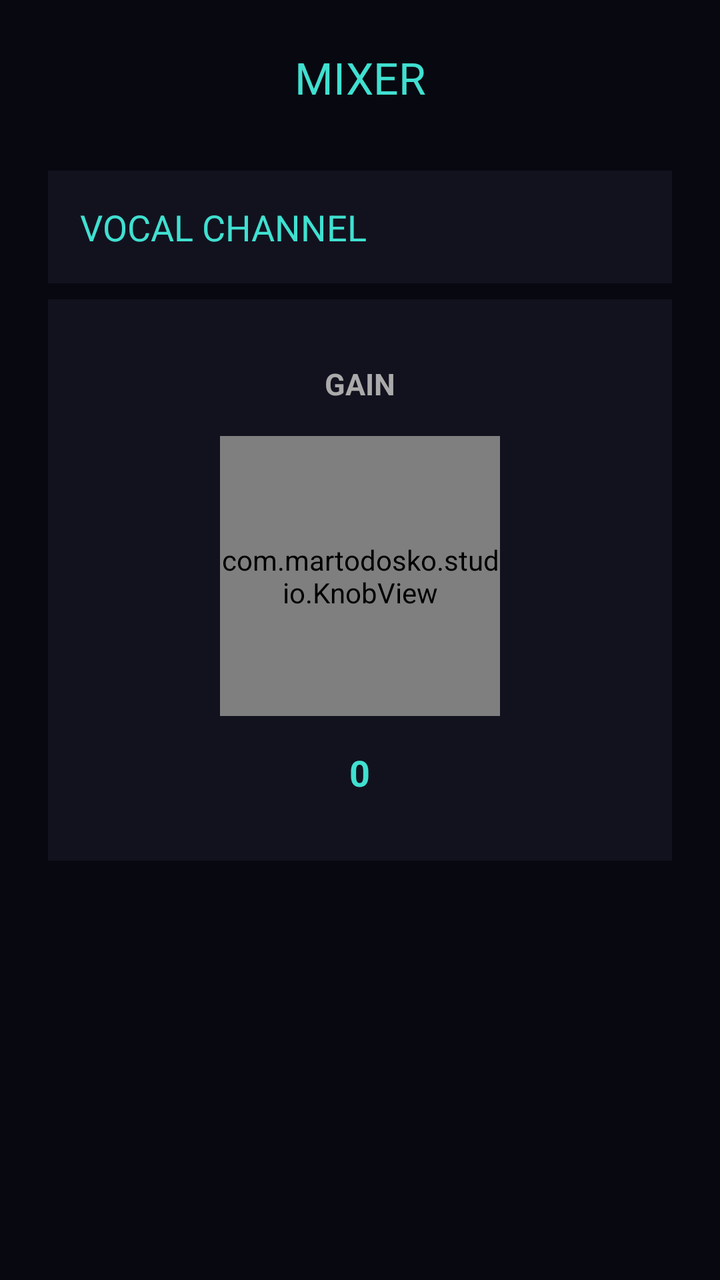
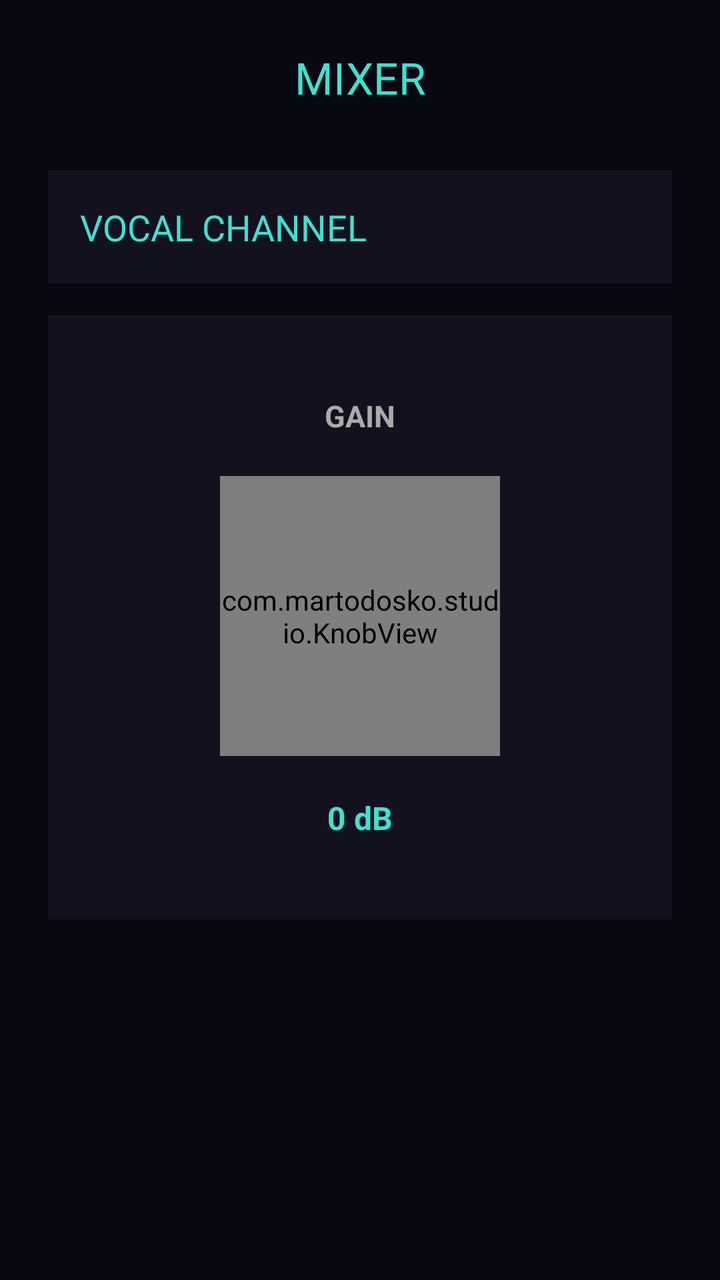

Before-and-after screenshots of an Android layout around one commit, followed by the original layout XML and the change that was made.
<!-- AndroidManifest.xml: activity theme Theme.AppCompat.Light.NoActionBar -->
<!-- res/layout/activity_mixer.xml -->
<?xml version="1.0" encoding="utf-8"?>
<ScrollView xmlns:android="http://schemas.android.com/apk/res/android"
    android:layout_width="match_parent"
    android:layout_height="match_parent"
    android:background="#080810"
    android:fillViewport="true">
    <LinearLayout
        android:layout_width="match_parent"
        android:layout_height="wrap_content"
        android:orientation="vertical"
        android:padding="24dp">

        <TextView
            android:layout_width="match_parent"
            android:layout_height="wrap_content"
            android:text="MIXER"
            android:textColor="#40E0D0"
            android:textSize="22sp"
            android:gravity="center"
            android:paddingBottom="32dp"/>

        <TextView
            android:layout_width="match_parent"
            android:layout_height="wrap_content"
            android:text="VOCAL CHANNEL"
            android:textColor="#40E0D0"
            android:textSize="18sp"
            android:padding="16dp"
            android:background="#12121F"/>

        <LinearLayout
            android:layout_width="match_parent"
            android:layout_height="wrap_content"
            android:orientation="vertical"
            android:gravity="center_horizontal"
            android:padding="32dp"
            android:layout_marginTop="8dp"
            android:background="#12121F">

            <TextView
                android:layout_width="wrap_content"
                android:layout_height="wrap_content"
                android:text="GAIN"
                android:textColor="#AAAAAA"
                android:textSize="15sp"
                android:textStyle="bold"
                android:layout_marginBottom="16dp"/>

            
            <com.martodosko.studio.KnobView
                android:id="@+id/knob_gain"
                android:layout_width="140dp"
                android:layout_height="140dp"/>

            <TextView
                android:id="@+id/tv_gain_value"
                android:layout_width="wrap_content"
                android:layout_height="wrap_content"
                android:text="0"
                android:textColor="#40E0D0"
                android:textSize="18sp"
                android:textStyle="bold"
                android:layout_marginTop="16dp"/>
        </LinearLayout>
    </LinearLayout>
</ScrollView>
<!-- resources referenced by this layout -->
<resources>

</resources>

<!-- the commit's change to res/layout/activity_mixer.xml (unified diff, before → after) -->
@@ -4,6 +4,7 @@
     android:layout_height="match_parent"
     android:background="#080810"
     android:fillViewport="true">
+
     <LinearLayout
         android:layout_width="match_parent"
         android:layout_height="wrap_content"
@@ -33,8 +34,8 @@
             android:layout_height="wrap_content"
             android:orientation="vertical"
             android:gravity="center_horizontal"
-            android:padding="32dp"
-            android:layout_marginTop="8dp"
+            android:padding="40dp"
+            android:layout_marginTop="16dp"
             android:background="#12121F">
 
             <TextView
@@ -44,9 +45,8 @@
                 android:textColor="#AAAAAA"
                 android:textSize="15sp"
                 android:textStyle="bold"
-                android:layout_marginBottom="16dp"/>
+                android:layout_marginBottom="20dp"/>
 
-            
             <com.martodosko.studio.KnobView
                 android:id="@+id/knob_gain"
                 android:layout_width="140dp"
@@ -56,11 +56,12 @@
                 android:id="@+id/tv_gain_value"
                 android:layout_width="wrap_content"
                 android:layout_height="wrap_content"
-                android:text="0"
+                android:text="0 dB"
                 android:textColor="#40E0D0"
-                android:textSize="18sp"
+                android:textSize="16sp"
                 android:textStyle="bold"
-                android:layout_marginTop="16dp"/>
+                android:layout_marginTop="20dp"/>
+
         </LinearLayout>
     </LinearLayout>
 </ScrollView>
